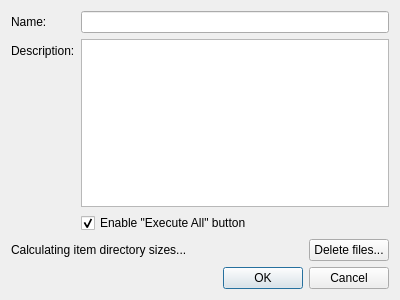
Qt form spinetoolbox/ui/project_settings_dialog.ui (spine-tools/Spine-Toolbox) before a commit.
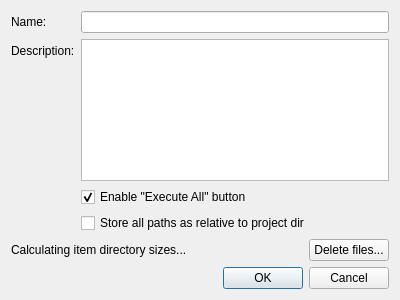
The same form after that commit.

Commit message:
Make the "store paths as relative" project setting available via the GUI
Re #3187

What changed in the file:
```diff
--- a/spinetoolbox/ui/project_settings_dialog.ui
+++ b/spinetoolbox/ui/project_settings_dialog.ui
@@ -63,6 +63,13 @@
        </property>
       </widget>
      </item>
+     <item row="3" column="1">
+      <widget class="QCheckBox" name="store_paths_as_relative_check_box">
+       <property name="text">
+        <string>Store all paths as relative to project dir</string>
+       </property>
+      </widget>
+     </item>
     </layout>
    </item>
    <item>
```
The commit also changes 5 other files.
